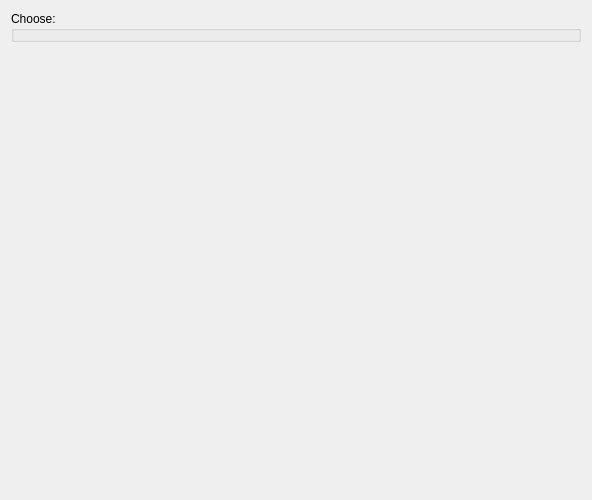
Before: the Qt Designer form thor_mang_calibration/resource/ui/intro_page.ui in thor-mang/thor_mang_ui, drawn with Qt 5.
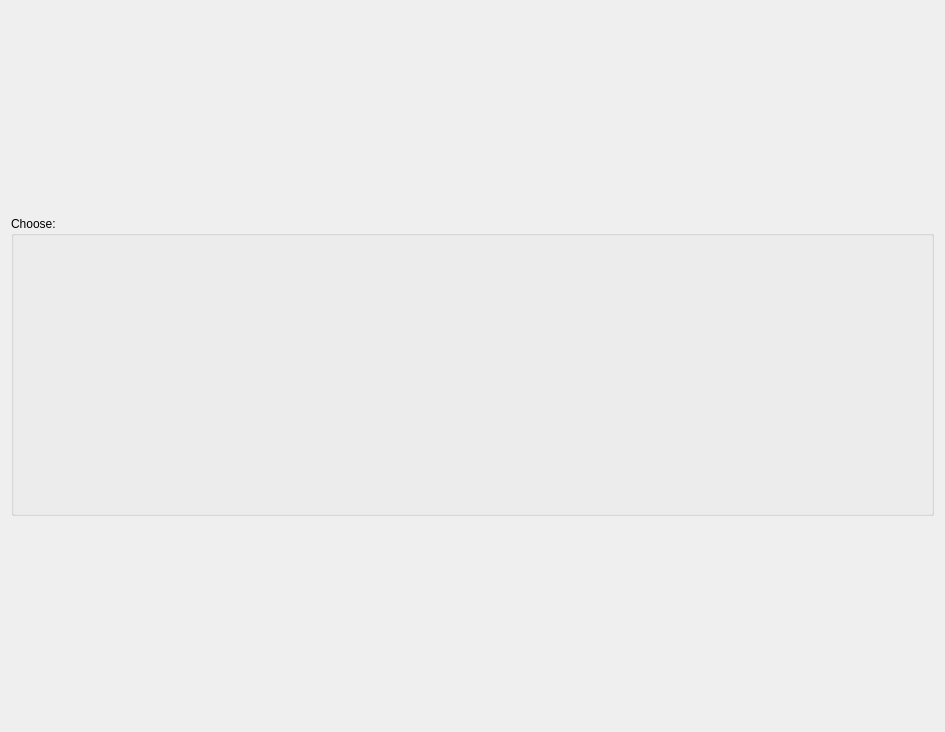
After: the same form once the commit is applied.

```diff
--- a/thor_mang_calibration/resource/ui/intro_page.ui
+++ b/thor_mang_calibration/resource/ui/intro_page.ui
@@ -9,8 +9,8 @@
    <rect>
     <x>0</x>
     <y>0</y>
-    <width>592</width>
-    <height>500</height>
+    <width>945</width>
+    <height>732</height>
    </rect>
   </property>
   <property name="sizePolicy">
@@ -21,8 +21,8 @@
   </property>
   <property name="maximumSize">
    <size>
-    <width>950</width>
-    <height>500</height>
+    <width>16777215</width>
+    <height>16777215</height>
    </size>
   </property>
   <property name="windowTitle">
@@ -30,14 +30,14 @@
   </property>
   <layout class="QGridLayout" name="gridLayout">
    <property name="sizeConstraint">
-    <enum>QLayout::SetMinAndMaxSize</enum>
+    <enum>QLayout::SetNoConstraint</enum>
    </property>
    <item row="1" column="0" rowspan="2" colspan="2">
     <layout class="QGridLayout" name="gridLayout_2">
      <item row="0" column="0">
       <widget class="QGroupBox" name="paths_groupBox">
        <property name="sizePolicy">
-        <sizepolicy hsizetype="MinimumExpanding" vsizetype="Fixed">
+        <sizepolicy hsizetype="Preferred" vsizetype="Preferred">
          <horstretch>0</horstretch>
          <verstretch>0</verstretch>
         </sizepolicy>
@@ -56,19 +56,6 @@
        </property>
       </widget>
      </item>
-     <item row="1" column="0">
-      <spacer name="verticalSpacer_2">
-       <property name="orientation">
-        <enum>Qt::Vertical</enum>
-       </property>
-       <property name="sizeHint" stdset="0">
-        <size>
-         <width>20</width>
-         <height>40</height>
-        </size>
-       </property>
-      </spacer>
-     </item>
     </layout>
    </item>
   </layout>
```
